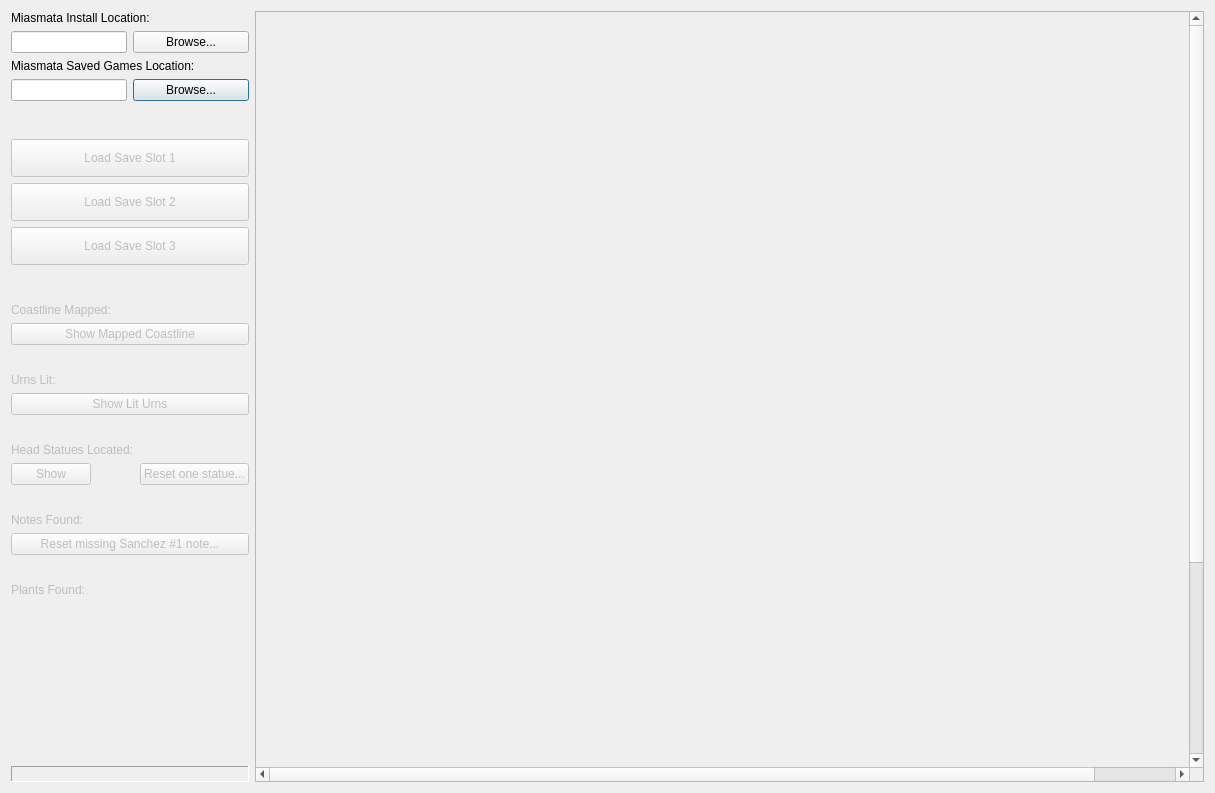
Old version of the form miaschiev.ui in the repository DarkStarSword/miasmata-fixes.
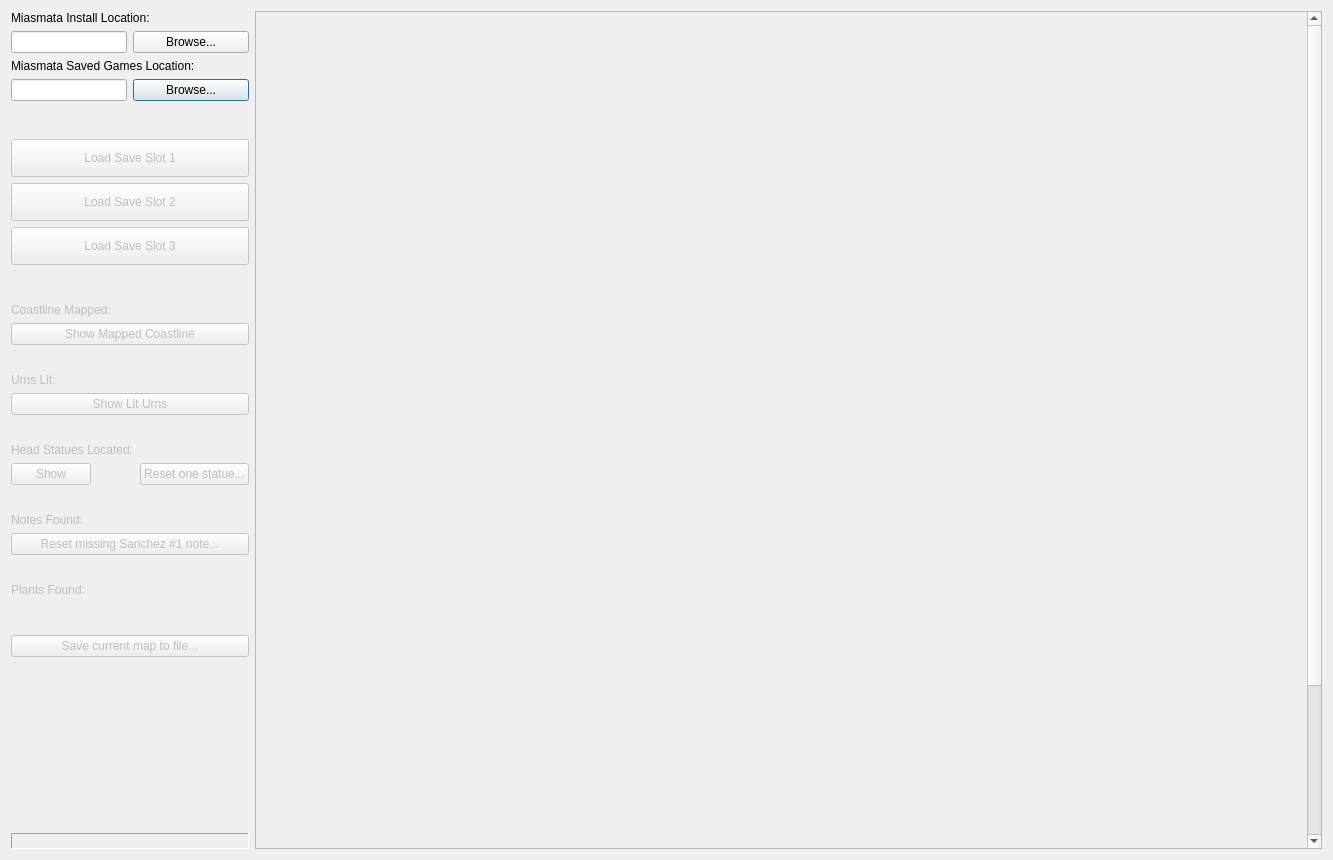
New version of the form.

Commit message: Miaschiev: Make reset one head statue work properly

```diff
--- a/miaschiev.ui
+++ b/miaschiev.ui
@@ -6,8 +6,8 @@
    <rect>
     <x>0</x>
     <y>0</y>
-    <width>1215</width>
-    <height>793</height>
+    <width>1333</width>
+    <height>860</height>
    </rect>
   </property>
   <property name="windowTitle">
@@ -380,6 +380,32 @@
        </item>
       </layout>
      </item>
+     <item>
+      <spacer name="verticalSpacer_8">
+       <property name="orientation">
+        <enum>Qt::Vertical</enum>
+       </property>
+       <property name="sizeType">
+        <enum>QSizePolicy::Maximum</enum>
+       </property>
+       <property name="sizeHint" stdset="0">
+        <size>
+         <width>20</width>
+         <height>32</height>
+        </size>
+       </property>
+      </spacer>
+     </item>
+     <item>
+      <widget class="QPushButton" name="save_map">
+       <property name="enabled">
+        <bool>false</bool>
+       </property>
+       <property name="text">
+        <string>Save current map to file...</string>
+       </property>
+      </widget>
+     </item>
      <item>
       <spacer name="verticalSpacer_2">
        <property name="orientation">
```
The commit also changes 4 other files.
